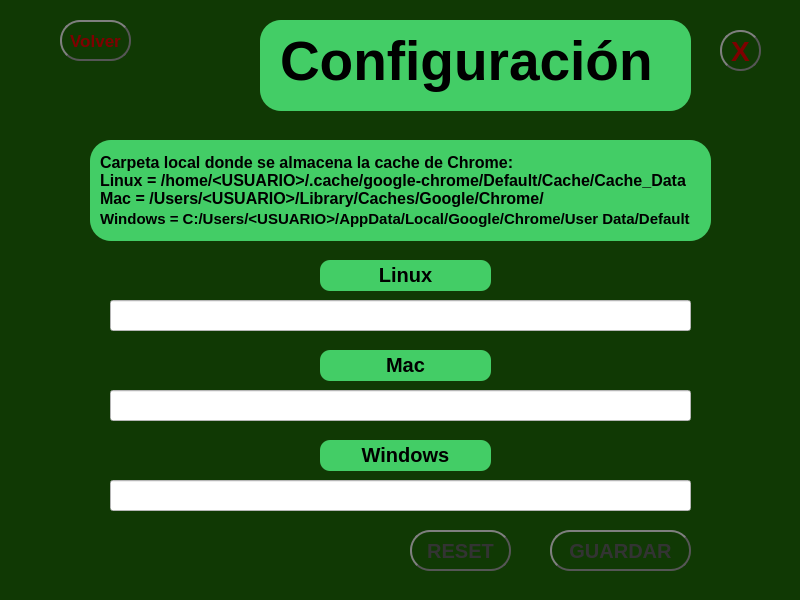
Before: the Qt Designer form ui/config_chrome.ui in SASOFTCO/ChatBot_WhatsApp, drawn with Qt 5.
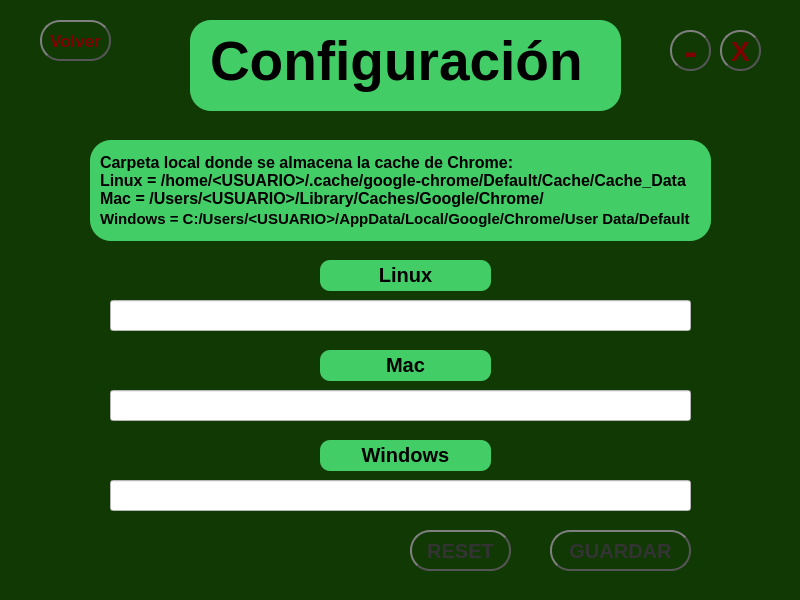
After: the same form once the commit is applied.

Commit message: centrar, minimizar

```diff
--- a/ui/config_chrome.ui
+++ b/ui/config_chrome.ui
@@ -38,7 +38,7 @@
    <widget class="QFrame" name="frame">
     <property name="geometry">
      <rect>
-      <x>260</x>
+      <x>190</x>
       <y>20</y>
       <width>431</width>
       <height>91</height>
@@ -81,7 +81,7 @@
    <widget class="QPushButton" name="volverBtn">
     <property name="geometry">
      <rect>
-      <x>60</x>
+      <x>40</x>
       <y>20</y>
       <width>71</width>
       <height>41</height>
@@ -564,6 +564,58 @@
      <string>X</string>
     </property>
    </widget>
+   <widget class="QPushButton" name="minimizarBtn">
+    <property name="geometry">
+     <rect>
+      <x>670</x>
+      <y>30</y>
+      <width>41</width>
+      <height>41</height>
+     </rect>
+    </property>
+    <property name="font">
+     <font>
+      <pointsize>28</pointsize>
+      <weight>75</weight>
+      <bold>true</bold>
+     </font>
+    </property>
+    <property name="styleSheet">
+     <string notr="true">QPushButton {
+    color: rgb(127,0,0);
+    border: 2px solid #555;
+    border-radius: 20px;
+    border-style: outset;
+    background: qradialgradient(
+        cx: 0.3, cy: -0.4, fx: 0.3, fy: -0.4,
+        radius: 1.35, stop: 0 #48dc6e, stop: 1 #39ae57
+        );
+    padding: 5px;
+    }
+
+QPushButton:hover {
+    background: qradialgradient(
+        cx: 0.3, cy: -0.4, fx: 0.3, fy: -0.4,
+        radius: 1.35, stop: 0 #48dc6e, stop: 1 #50f379
+        );
+    }
+
+QPushButton:pressed {
+    border-style: inset;
+    background: qradialgradient(
+        cx: 0.4, cy: -0.1, fx: 0.4, fy: -0.1,
+        radius: 1.35, stop: 0 #48dc6e, stop: 1 #ddd
+        );
+    }
+QPushButton:disabled {
+    background-color: #6a737c;
+    color: #333;
+	}</string>
+    </property>
+    <property name="text">
+     <string>-</string>
+    </property>
+   </widget>
   </widget>
   <widget class="QMenuBar" name="menubar">
    <property name="geometry">
```
Left out of the diff: 2 changed lines with no effect on the pictures. The commit also changes 6 other files.
